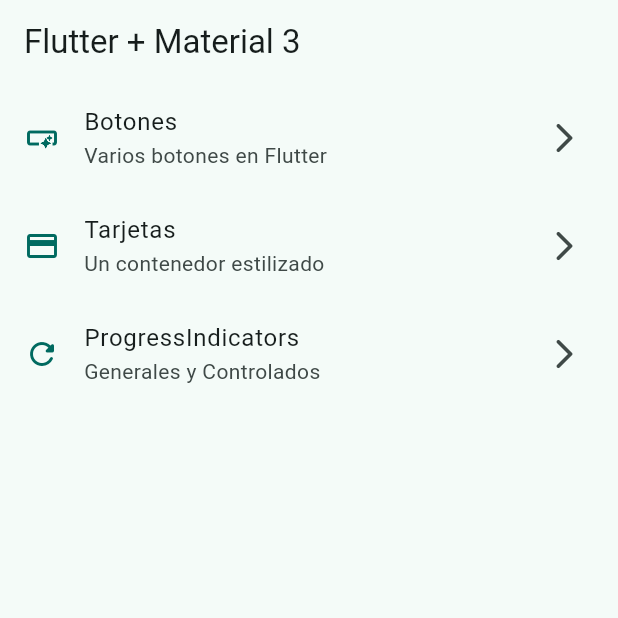
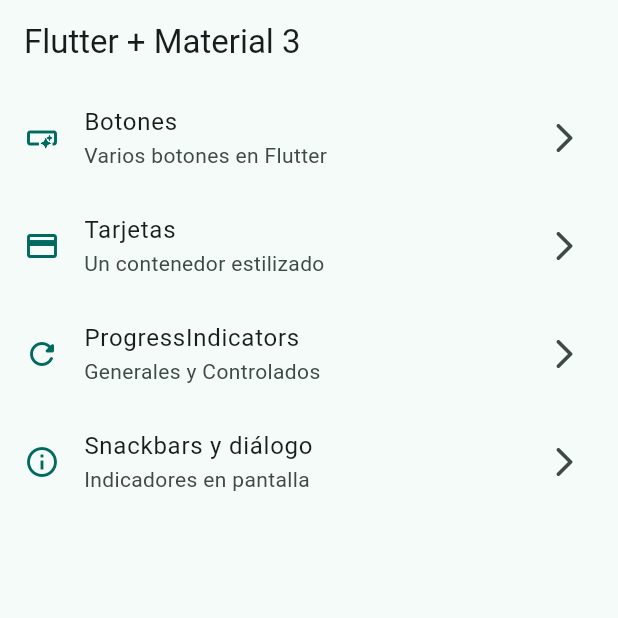
Before and after one commit to francoinostrozah/widgets_app, a Flutter app: the screen it shows after launch, on a phone screen of 412 x 824 dp, the top half of it. Run offline on Flutter 3.47's test engine with Material 2 defaults, Android fonts, the phone set to English and light mode, and no system bars; our stand-ins replace go_router.

Commit message:
:sparkles: (snackbar) added snackbar

```diff
--- a/lib/config/menu/menu_items.dart
+++ b/lib/config/menu/menu_items.dart
@@ -29,4 +29,9 @@ const appMenuItems = <MenuItem>[
       subTitle: 'Generales y Controlados',
       link: '/progress',
       icon: Icons.refresh_rounded),
+  MenuItem(
+      title: 'Snackbars y diálogo',
+      subTitle: 'Indicadores en pantalla',
+      link: '/snackbars',
+      icon: Icons.info_outline),
 ];
--- a/lib/config/router/app_router.dart
+++ b/lib/config/router/app_router.dart
@@ -26,5 +26,10 @@ final appRouter = GoRouter(
       name: ProgressScreen.name,
       builder: (context, state) => const ProgressScreen(),
     ),
+    GoRoute(
+      path: '/snackbars',
+      name: SnackbarScreen.name,
+      builder: (context, state) => const SnackbarScreen(),
+    ),
   ],
 );
```
Also changed, not shown: lib/presentation/screens/snackbar/snacbar_screen.dart (+23 -1 lines).
